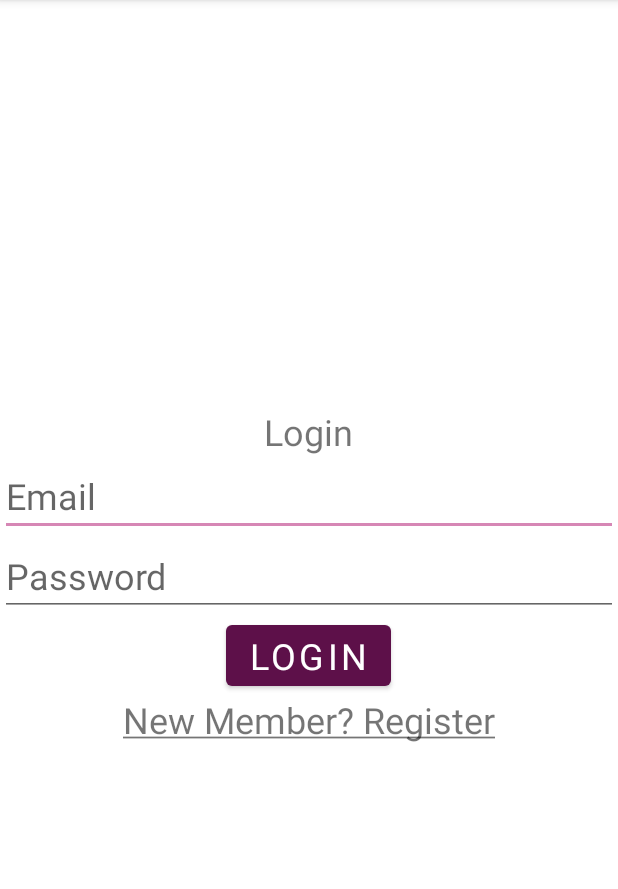
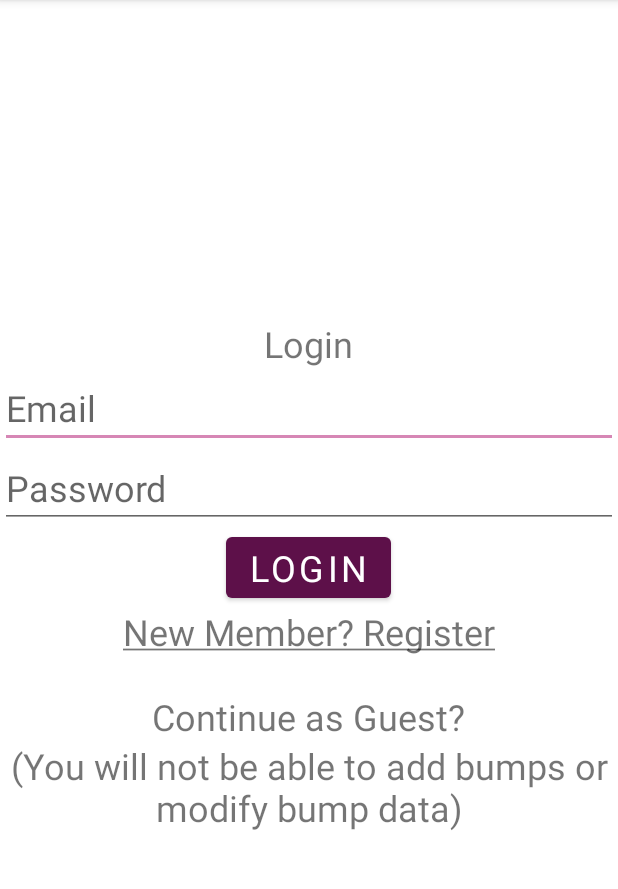
Before and after one commit to tasneem-ops/Bump_Map, an Android app: the screen it shows after launch (AuthenticationActivity), on a phone screen of 412 x 824 dp, the part 84-973 px from its top. Run offline under Robolectric (Android 15) with nearby library versions, the phone set to English and light mode, and no system bars; our stand-ins replace Firebase (no records; nobody signed in at launch, a user with empty details on screens opened directly), data binding; Roboto replaces fonts that are not available here.

Commit message:
Final Update

```diff
--- a/app/src/main/AndroidManifest.xml
+++ b/app/src/main/AndroidManifest.xml
@@ -14,6 +14,7 @@
         android:name="android.permission.BLUETOOTH_ADMIN"
         android:maxSdkVersion="30" />
     <uses-permission android:name="android.permission.BLUETOOTH_SCAN" />
+    <uses-permission android:name="android.permission.BLUETOOTH_CONNECT" />
     <!--
  Needed only if your app makes the device discoverable to Bluetooth
          devices.
--- a/app/src/main/java/com/example/mapsdemo/authentication/LoginFragment.kt
+++ b/app/src/main/java/com/example/mapsdemo/authentication/LoginFragment.kt
@@ -54,6 +54,11 @@ class LoginFragment : Fragment() {
                 this.findNavController().navigate(LoginFragmentDirections.actionLoginFragmentToRegisterFragment())
         }
 
+        binding.guest.setOnClickListener {
+            val mainActivityIntent = Intent(requireContext(), MainActivity::class.java)
+            startActivity(mainActivityIntent)
+        }
+
 
     }
     private fun loginUser(email: String, password: String) {
--- a/app/src/main/res/layout/fragment_login.xml
+++ b/app/src/main/res/layout/fragment_login.xml
@@ -64,6 +64,25 @@
                 android:text="@string/register_now"
                 android:textSize="24sp"
                 android:layout_centerHorizontal="true"/>
+            <TextView
+                android:id="@+id/guest"
+                android:layout_width="wrap_content"
+                android:layout_height="wrap_content"
+                android:layout_below="@id/register_now"
+                android:text="Continue as Guest?"
+                android:textSize="24sp"
+                android:layout_centerHorizontal="true"
+                android:layout_marginTop="24dp"/>
+            <TextView
+                android:id="@+id/guest_txt"
+                android:layout_width="wrap_content"
+                android:layout_height="wrap_content"
+                android:layout_below="@id/guest"
+                android:text="(You will not be able to add bumps or modify bump data)"
+                android:textSize="24sp"
+                android:layout_centerHorizontal="true"
+                android:gravity="center_horizontal" />
+
         </RelativeLayout>
 
 
--- a/app/src/main/res/values/strings.xml
+++ b/app/src/main/res/values/strings.xml
@@ -3,6 +3,9 @@
     <string name="title_activity_maps">Bump Map</string>
     <string name="permission_denied_explanation">
         You need to grant location permission in order to use this app.
+    </string>
+    <string name="bluetooth_permission_denied_explanation">
+        You need to grant bluetooth permission in order to connect app.
     </string>
     <string name="settings">Settings</string>
     <string name="location_setting_off">Please turn on device location in Settings and try again.
```
Also changed, not shown: app/src/main/java/com/example/mapsdemo/bluetooth/BluetoothFragment.kt (+92 -17 lines), app/src/main/java/com/example/mapsdemo/broadcastReceiver/DownVoteReceiver.kt (+2 -10 lines), app/src/main/java/com/example/mapsdemo/broadcastReceiver/UpVoteReceiver.kt (+2 -10 lines), app/src/main/java/com/example/mapsdemo/map_screen/MapsActivity.kt (+8 -5 lines), app/src/main/java/com/example/mapsdemo/settings/SettingsFragment.kt (+14 -8 lines), app/src/main/res/layout/fragment_settings.xml (+11 -10 lines).
